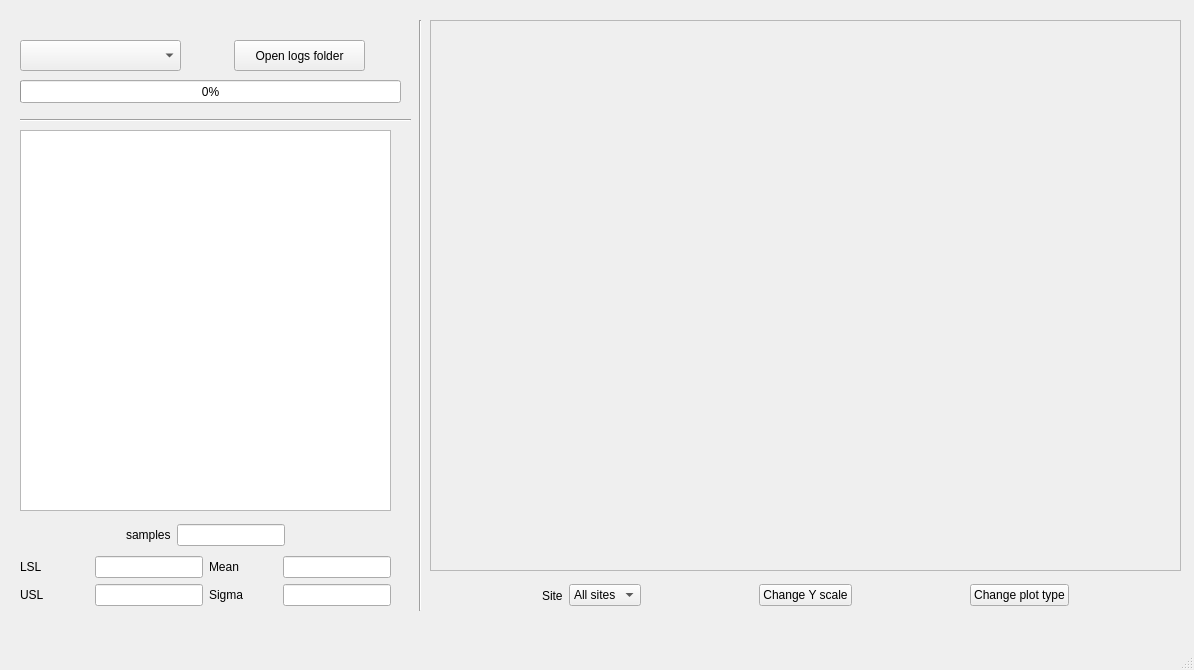
Qt form dataAnalyzerGUI.ui (Unvire/DataAnalyzer) before a commit.
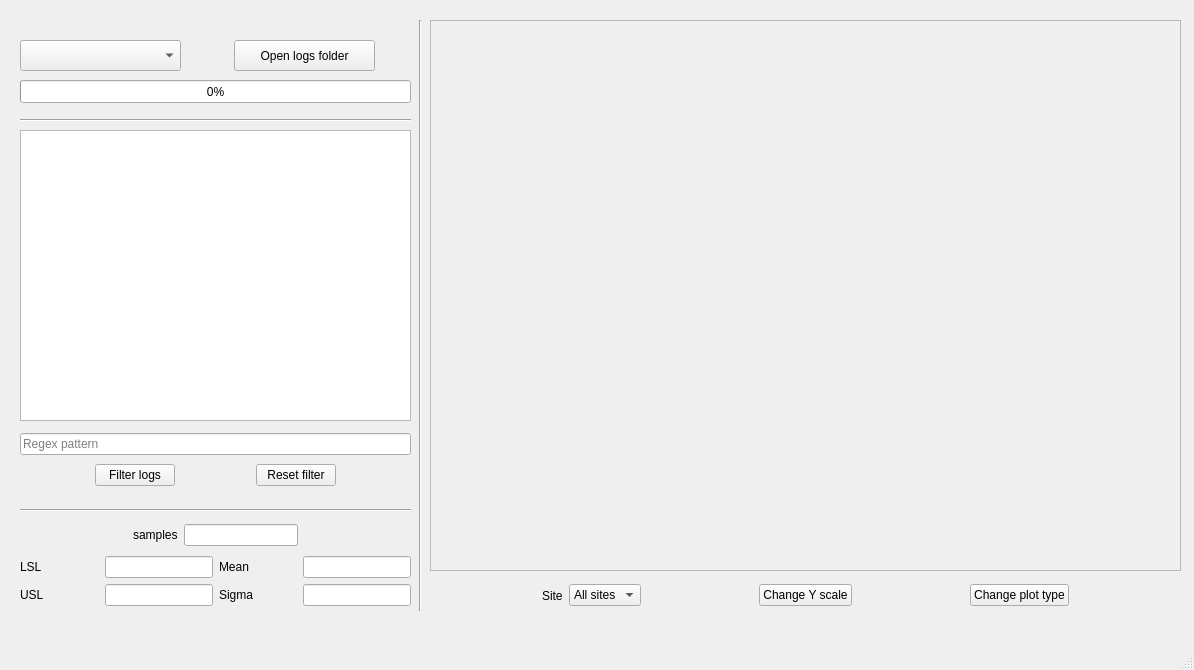
The same form after that commit.

Commit message: Adds widgets for filtering out the tests

```diff
--- a/dataAnalyzerGUI.ui
+++ b/dataAnalyzerGUI.ui
@@ -19,7 +19,7 @@
      <rect>
       <x>20</x>
       <y>520</y>
-      <width>371</width>
+      <width>391</width>
       <height>91</height>
      </rect>
     </property>
@@ -208,7 +208,7 @@
      <rect>
       <x>234</x>
       <y>40</y>
-      <width>131</width>
+      <width>141</width>
       <height>31</height>
      </rect>
     </property>
@@ -221,7 +221,7 @@
      <rect>
       <x>20</x>
       <y>80</y>
-      <width>381</width>
+      <width>391</width>
       <height>23</height>
      </rect>
     </property>
@@ -279,8 +279,8 @@
      <rect>
       <x>20</x>
       <y>130</y>
-      <width>371</width>
-      <height>381</height>
+      <width>391</width>
+      <height>291</height>
      </rect>
     </property>
    </widget>
@@ -378,6 +378,108 @@
      </item>
     </layout>
    </widget>
+   <widget class="QWidget" name="verticalLayoutWidget">
+    <property name="geometry">
+     <rect>
+      <x>20</x>
+      <y>430</y>
+      <width>391</width>
+      <height>61</height>
+     </rect>
+    </property>
+    <layout class="QVBoxLayout" name="verticalLayout_4">
+     <item>
+      <layout class="QHBoxLayout" name="horizontalLayout_4">
+       <item>
+        <widget class="QLineEdit" name="regexPatternEdit">
+         <property name="statusTip">
+          <string>Regex pattern for filtering out the tests</string>
+         </property>
+         <property name="placeholderText">
+          <string>Regex pattern</string>
+         </property>
+        </widget>
+       </item>
+      </layout>
+     </item>
+     <item>
+      <layout class="QHBoxLayout" name="horizontalLayout_3">
+       <item>
+        <spacer name="horizontalSpacer_8">
+         <property name="orientation">
+          <enum>Qt::Horizontal</enum>
+         </property>
+         <property name="sizeHint" stdset="0">
+          <size>
+           <width>40</width>
+           <height>20</height>
+          </size>
+         </property>
+        </spacer>
+       </item>
+       <item>
+        <widget class="QPushButton" name="filterLogsButton">
+         <property name="statusTip">
+          <string>Filter out logs with given regex pattern</string>
+         </property>
+         <property name="text">
+          <string>Filter logs</string>
+         </property>
+        </widget>
+       </item>
+       <item>
+        <spacer name="horizontalSpacer_7">
+         <property name="orientation">
+          <enum>Qt::Horizontal</enum>
+         </property>
+         <property name="sizeHint" stdset="0">
+          <size>
+           <width>40</width>
+           <height>20</height>
+          </size>
+         </property>
+        </spacer>
+       </item>
+       <item>
+        <widget class="QPushButton" name="resetFilterButton">
+         <property name="statusTip">
+          <string>Reset filter</string>
+         </property>
+         <property name="text">
+          <string>Reset filter</string>
+         </property>
+        </widget>
+       </item>
+       <item>
+        <spacer name="horizontalSpacer_9">
+         <property name="orientation">
+          <enum>Qt::Horizontal</enum>
+         </property>
+         <property name="sizeHint" stdset="0">
+          <size>
+           <width>40</width>
+           <height>20</height>
+          </size>
+         </property>
+        </spacer>
+       </item>
+      </layout>
+     </item>
+    </layout>
+   </widget>
+   <widget class="Line" name="line_3">
+    <property name="geometry">
+     <rect>
+      <x>20</x>
+      <y>500</y>
+      <width>391</width>
+      <height>20</height>
+     </rect>
+    </property>
+    <property name="orientation">
+     <enum>Qt::Horizontal</enum>
+    </property>
+   </widget>
   </widget>
   <widget class="QMenuBar" name="menubar">
    <property name="geometry">
```
Left out of the diff: 42 changed lines with no effect on the pictures. The commit also changes 1 other file.
